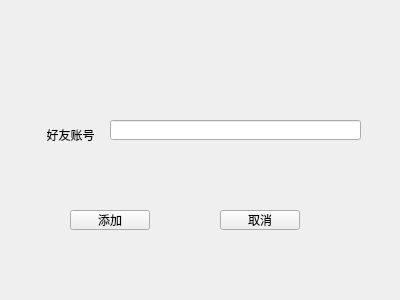
Above: movie_client/addfriend.ui from GuThree/movie_client before the change. Below: the same form after it.
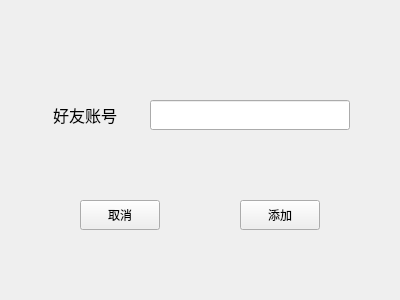
That is the form after the change.

Commit message: 好友昵称展示

```diff
--- a/movie_client/addfriend.ui
+++ b/movie_client/addfriend.ui
@@ -10,39 +10,51 @@
     <height>300</height>
    </rect>
   </property>
+  <property name="minimumSize">
+   <size>
+    <width>400</width>
+    <height>300</height>
+   </size>
+  </property>
+  <property name="maximumSize">
+   <size>
+    <width>400</width>
+    <height>300</height>
+   </size>
+  </property>
   <property name="windowTitle">
    <string>Form</string>
   </property>
   <widget class="QLabel" name="label">
    <property name="geometry">
     <rect>
-     <x>30</x>
-     <y>120</y>
-     <width>81</width>
-     <height>31</height>
+     <x>50</x>
+     <y>100</y>
+     <width>70</width>
+     <height>30</height>
     </rect>
    </property>
    <property name="text">
-    <string>&lt;html&gt;&lt;head/&gt;&lt;body&gt;&lt;p align=&quot;center&quot;&gt;好友账号&lt;/p&gt;&lt;/body&gt;&lt;/html&gt;</string>
+    <string>&lt;html&gt;&lt;head/&gt;&lt;body&gt;&lt;p align=&quot;center&quot;&gt;&lt;span style=&quot; font-size:12pt;&quot;&gt;好友账号&lt;/span&gt;&lt;/p&gt;&lt;/body&gt;&lt;/html&gt;</string>
    </property>
   </widget>
   <widget class="QLineEdit" name="lineEdit">
    <property name="geometry">
     <rect>
-     <x>110</x>
-     <y>120</y>
-     <width>251</width>
-     <height>20</height>
+     <x>150</x>
+     <y>100</y>
+     <width>200</width>
+     <height>30</height>
     </rect>
    </property>
   </widget>
   <widget class="QPushButton" name="addfriendButton">
    <property name="geometry">
     <rect>
-     <x>70</x>
-     <y>210</y>
+     <x>240</x>
+     <y>200</y>
      <width>80</width>
-     <height>20</height>
+     <height>30</height>
     </rect>
    </property>
    <property name="text">
@@ -52,10 +64,10 @@
   <widget class="QPushButton" name="cancelButton">
    <property name="geometry">
     <rect>
-     <x>220</x>
-     <y>210</y>
+     <x>80</x>
+     <y>200</y>
      <width>80</width>
-     <height>20</height>
+     <height>30</height>
     </rect>
    </property>
    <property name="text">
```
The commit also changes 28 other files.
